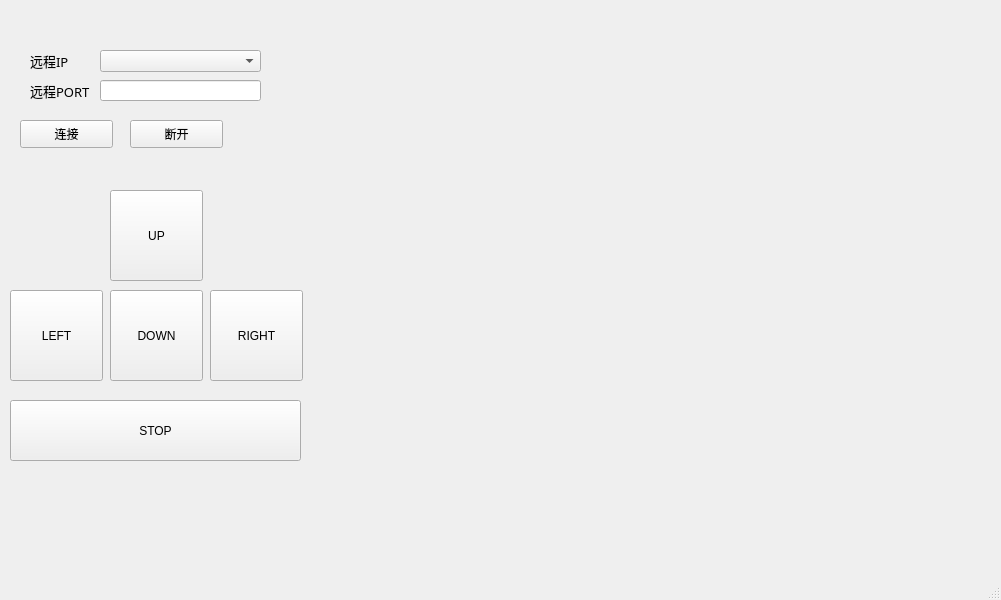
Before: the Qt Designer form pc/ros_video_pc/mainwindow.ui in wifialan/ros_video_ctrl, drawn with Qt 5.
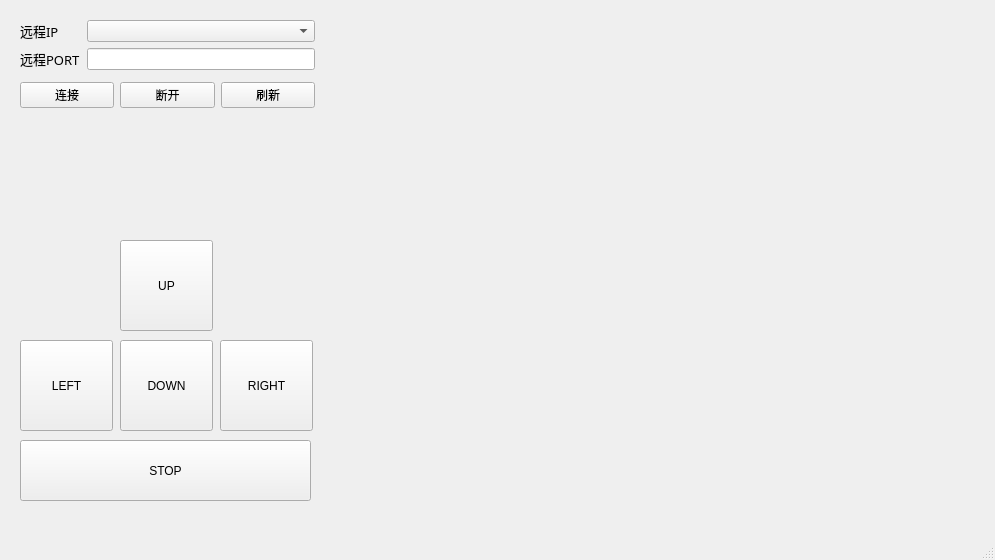
After: the same form once the commit is applied.

What changed in the file:
```diff
--- a/pc/ros_video_pc/mainwindow.ui
+++ b/pc/ros_video_pc/mainwindow.ui
@@ -6,95 +6,27 @@
    <rect>
     <x>0</x>
     <y>0</y>
-    <width>1001</width>
-    <height>600</height>
+    <width>995</width>
+    <height>560</height>
    </rect>
   </property>
+  <property name="sizePolicy">
+   <sizepolicy hsizetype="Preferred" vsizetype="Preferred">
+    <horstretch>0</horstretch>
+    <verstretch>0</verstretch>
+   </sizepolicy>
+  </property>
   <property name="windowTitle">
    <string>MainWindow</string>
   </property>
   <widget class="QWidget" name="centralwidget">
-   <widget class="QLineEdit" name="lineEdit_server_port">
-    <property name="geometry">
-     <rect>
-      <x>100</x>
-      <y>80</y>
-      <width>161</width>
-      <height>21</height>
-     </rect>
-    </property>
-   </widget>
-   <widget class="QLabel" name="label">
-    <property name="geometry">
-     <rect>
-      <x>30</x>
-      <y>50</y>
-      <width>68</width>
-      <height>21</height>
-     </rect>
-    </property>
-    <property name="font">
-     <font>
-      <family>Agency FB</family>
-      <pointsize>10</pointsize>
-     </font>
-    </property>
-    <property name="text">
-     <string>远程IP</string>
-    </property>
-   </widget>
-   <widget class="QLabel" name="label_2">
-    <property name="geometry">
-     <rect>
-      <x>30</x>
-      <y>80</y>
-      <width>68</width>
-      <height>21</height>
-     </rect>
-    </property>
-    <property name="font">
-     <font>
-      <family>Agency FB</family>
-      <pointsize>10</pointsize>
-     </font>
-    </property>
-    <property name="text">
-     <string>远程PORT</string>
-    </property>
-   </widget>
-   <widget class="QPushButton" name="pushButton_connect_server_ip">
-    <property name="geometry">
-     <rect>
-      <x>20</x>
-      <y>120</y>
-      <width>93</width>
-      <height>28</height>
-     </rect>
-    </property>
-    <property name="text">
-     <string>连接</string>
-    </property>
-   </widget>
-   <widget class="QPushButton" name="pushButton_disconnect_server_ip">
-    <property name="geometry">
-     <rect>
-      <x>130</x>
-      <y>120</y>
-      <width>93</width>
-      <height>28</height>
-     </rect>
-    </property>
-    <property name="text">
-     <string>断开</string>
-    </property>
-   </widget>
    <widget class="QLabel" name="label_image">
     <property name="geometry">
      <rect>
-      <x>350</x>
-      <y>40</y>
-      <width>581</width>
-      <height>461</height>
+      <x>330</x>
+      <y>20</y>
+      <width>640</width>
+      <height>480</height>
      </rect>
     </property>
     <property name="text">
@@ -104,8 +36,8 @@
    <widget class="QPushButton" name="pushButton_up">
     <property name="geometry">
      <rect>
-      <x>110</x>
-      <y>190</y>
+      <x>120</x>
+      <y>240</y>
       <width>93</width>
       <height>91</height>
      </rect>
@@ -120,8 +52,8 @@
    <widget class="QPushButton" name="pushButton_left">
     <property name="geometry">
      <rect>
-      <x>10</x>
-      <y>290</y>
+      <x>20</x>
+      <y>340</y>
       <width>93</width>
       <height>91</height>
      </rect>
@@ -136,8 +68,8 @@
    <widget class="QPushButton" name="pushButton_right">
     <property name="geometry">
      <rect>
-      <x>210</x>
-      <y>290</y>
+      <x>220</x>
+      <y>340</y>
       <width>93</width>
       <height>91</height>
      </rect>
@@ -152,8 +84,8 @@
    <widget class="QPushButton" name="pushButton_stop">
     <property name="geometry">
      <rect>
-      <x>10</x>
-      <y>400</y>
+      <x>20</x>
+      <y>440</y>
       <width>291</width>
       <height>61</height>
      </rect>
@@ -168,8 +100,8 @@
    <widget class="QPushButton" name="pushButton_down">
     <property name="geometry">
      <rect>
-      <x>110</x>
-      <y>290</y>
+      <x>120</x>
+      <y>340</y>
       <width>93</width>
       <height>91</height>
      </rect>
@@ -181,15 +113,78 @@
      <string>Down</string>
     </property>
    </widget>
-   <widget class="QComboBox" name="comboBox_server_ip">
+   <widget class="QWidget" name="">
     <property name="geometry">
      <rect>
-      <x>100</x>
-      <y>50</y>
-      <width>161</width>
-      <height>22</height>
+      <x>20</x>
+      <y>20</y>
+      <width>295</width>
+      <height>88</height>
      </rect>
     </property>
+    <layout class="QGridLayout" name="gridLayout">
+     <item row="1" column="0">
+      <layout class="QHBoxLayout" name="horizontalLayout">
+       <item>
+        <widget class="QPushButton" name="pushButton_connect_server_ip">
+         <property name="text">
+          <string>连接</string>
+         </property>
+        </widget>
+       </item>
+       <item>
+        <widget class="QPushButton" name="pushButton_disconnect_server_ip">
+         <property name="text">
+          <string>断开</string>
+         </property>
+        </widget>
+       </item>
+       <item>
+        <widget class="QPushButton" name="pushButton_refresh">
+         <property name="text">
+          <string>刷新</string>
+         </property>
+        </widget>
+       </item>
+      </layout>
+     </item>
+     <item row="0" column="0">
+      <layout class="QFormLayout" name="formLayout">
+       <item row="0" column="0">
+        <widget class="QLabel" name="label">
+         <property name="font">
+          <font>
+           <family>Agency FB</family>
+           <pointsize>10</pointsize>
+          </font>
+         </property>
+         <property name="text">
+          <string>远程IP</string>
+         </property>
+        </widget>
+       </item>
+       <item row="0" column="1">
+        <widget class="QComboBox" name="comboBox_server_ip"/>
+       </item>
+       <item row="1" column="0">
+        <widget class="QLabel" name="label_2">
+         <property name="font">
+          <font>
+           <family>Agency FB</family>
+           <pointsize>10</pointsize>
+          </font>
+         </property>
+         <property name="text">
+          <string>远程PORT</string>
+         </property>
+        </widget>
+       </item>
+       <item row="1" column="1">
+        <widget class="QLineEdit" name="lineEdit_server_port"/>
+       </item>
+      </layout>
+     </item>
+    </layout>
    </widget>
   </widget>
   <widget class="QMenuBar" name="menubar">
```
Left out of the diff: 2 changed lines with no effect on the pictures.
